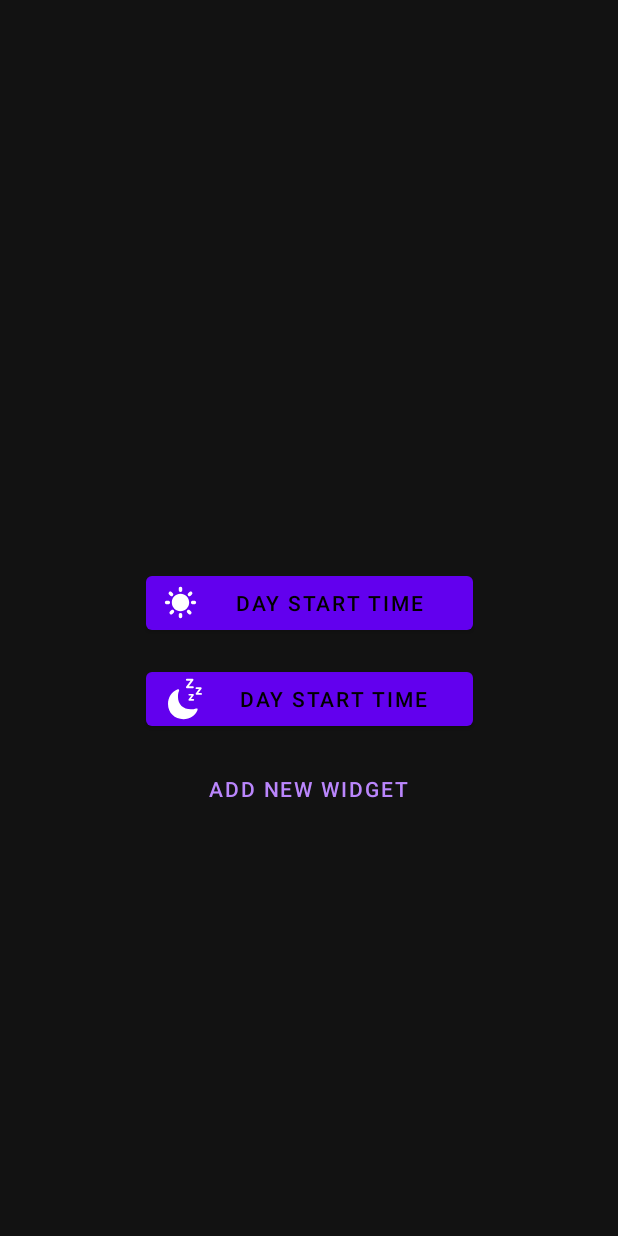
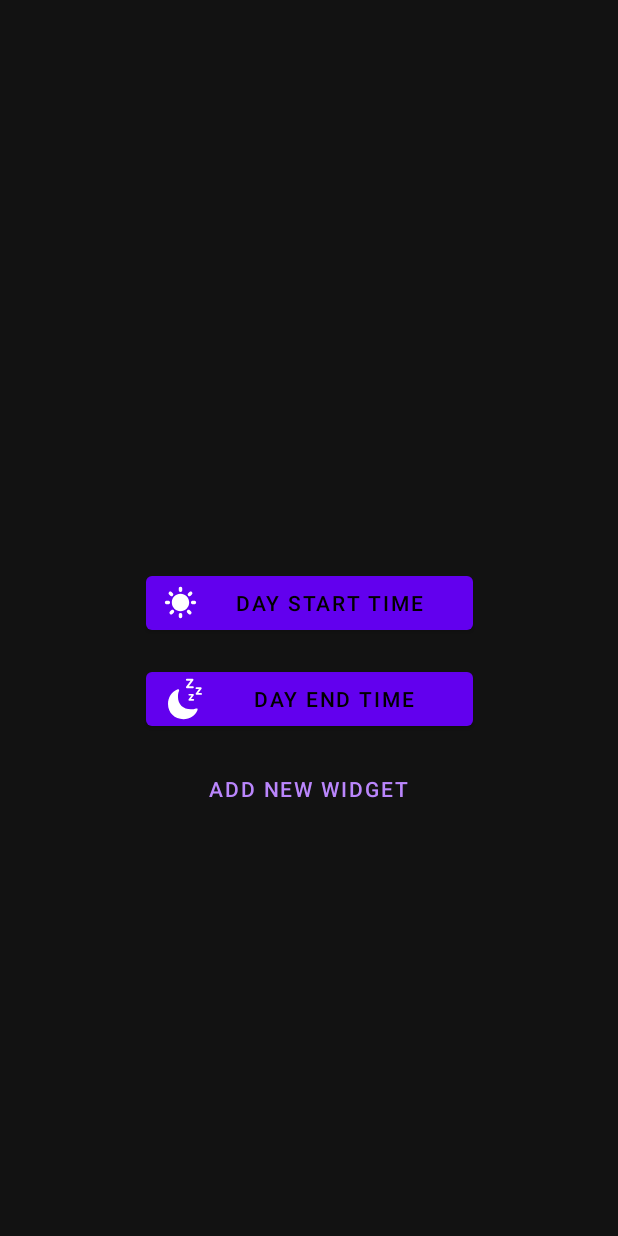
Before and after one commit to jasmeet0817/ttl-android, an Android app built with Jetpack Compose: the screen it shows after launch (MainActivity), on a phone screen of 412 x 824 dp. Run offline under Robolectric (Android 15) with nearby library versions, the phone set to English and light mode, and no system bars; our stand-ins replace Dagger/Hilt's generated code, Room's generated code; 4 statements that could not run were skipped.

Commit message:
Show tasks on the widget

```diff
--- a/app/src/main/AndroidManifest.xml
+++ b/app/src/main/AndroidManifest.xml
@@ -23,6 +23,8 @@
             </intent-filter>
         </activity>
 
+        <service android:name=".widget.TaskListRemoteViewService" android:permission="android.permission.BIND_REMOTEVIEWS" />
+
         <receiver android:name=".widget.TTLWidgetProvider"
             android:exported="true">
             <intent-filter>
--- a/app/src/main/java/com/jasmeet/ttlsleep/database/Tasks.kt
+++ b/app/src/main/java/com/jasmeet/ttlsleep/database/Tasks.kt
@@ -17,8 +17,13 @@ class Tasks {
             tasks.subList(size - maxTasks, size)
         }
     }
+
     fun getTask(index: Int): String {
         return tasks[index]
+    }
+
+    fun size(): Int {
+        return tasks.size
     }
 
     override fun toString(): String {
--- a/app/src/main/java/com/jasmeet/ttlsleep/widget/WidgetManager.kt
+++ b/app/src/main/java/com/jasmeet/ttlsleep/widget/WidgetManager.kt
@@ -12,7 +12,7 @@ class WidgetManager {
             val appWidgetManager = AppWidgetManager.getInstance(context)
             val thisWidget = ComponentName(context, TTLWidgetProvider::class.java)
             val appWidgetIds = appWidgetManager.getAppWidgetIds(thisWidget)
-            appWidgetManager.notifyAppWidgetViewDataChanged(appWidgetIds, R.id.ttl_widget_id)
+            appWidgetManager.notifyAppWidgetViewDataChanged(appWidgetIds, R.id.ttl_widget)
             TTLWidgetProvider().onUpdate(context, appWidgetManager, appWidgetIds)
         }
     }
--- a/app/src/main/res/layout/activity_main.xml
+++ b/app/src/main/res/layout/activity_main.xml
@@ -2,12 +2,12 @@
 <ScrollView xmlns:android="http://schemas.android.com/apk/res/android"
     android:layout_width="match_parent"
     android:layout_height="match_parent">
+
     <androidx.constraintlayout.widget.ConstraintLayout xmlns:android="http://schemas.android.com/apk/res/android"
         xmlns:app="http://schemas.android.com/apk/res-auto"
         android:layout_width="match_parent"
         android:layout_height="match_parent"
-    android:layout_gravity="center"
-    >
+        android:layout_gravity="center">
 
         <LinearLayout
             android:id="@+id/tasksContainer"
@@ -22,55 +22,55 @@
                 layout="@layout/task_input_layout"
                 android:layout_width="match_parent"
                 android:layout_height="wrap_content"
-            app:layout_constraintTop_toTopOf="parent"
                 android:layout_marginStart="32dp"
                 android:layout_marginTop="8dp"
                 android:layout_marginEnd="32dp"
-            android:visibility="gone" />
+                android:visibility="gone"
+                app:layout_constraintTop_toTopOf="parent" />
 
             <include
                 android:id="@+id/taskBox2"
                 layout="@layout/task_input_layout"
                 android:layout_width="match_parent"
                 android:layout_height="wrap_content"
-            app:layout_constraintTop_toTopOf="@id/taskBox1"
                 android:layout_marginStart="32dp"
                 android:layout_marginTop="8dp"
                 android:layout_marginEnd="32dp"
-            android:visibility="gone" />
+                android:visibility="gone"
+                app:layout_constraintTop_toTopOf="@id/taskBox1" />
 
             <include
                 android:id="@+id/taskBox3"
                 layout="@layout/task_input_layout"
                 android:layout_width="match_parent"
                 android:layout_height="wrap_content"
-            app:layout_constraintTop_toTopOf="@id/taskBox2"
                 android:layout_marginStart="32dp"
                 android:layout_marginTop="8dp"
                 android:layout_marginEnd="32dp"
-            android:visibility="gone" />
+                android:visibility="gone"
+                app:layout_constraintTop_toTopOf="@id/taskBox2" />
 
             <include
                 android:id="@+id/taskBox4"
                 layout="@layout/task_input_layout"
                 android:layout_width="match_parent"
                 android:layout_height="wrap_content"
-            app:layout_constraintTop_toTopOf="@id/taskBox3"
                 android:layout_marginStart="32dp"
                 android:layout_marginTop="8dp"
                 android:layout_marginEnd="32dp"
-            android:visibility="gone" />
+                android:visibility="gone"
+                app:layout_constraintTop_toTopOf="@id/taskBox3" />
 
             <include
                 android:id="@+id/taskBox5"
                 layout="@layout/task_input_layout"
                 android:layout_width="match_parent"
                 android:layout_height="wrap_content"
-            app:layout_constraintTop_toTopOf="@id/taskBox4"
                 android:layout_marginStart="32dp"
                 android:layout_marginTop="8dp"
                 android:layout_marginEnd="32dp"
-            android:visibility="gone" />
+                android:visibility="gone"
+                app:layout_constraintTop_toTopOf="@id/taskBox4" />
         </LinearLayout>
 
 
@@ -97,7 +97,7 @@
             android:layout_marginStart="32dp"
             android:layout_marginTop="16dp"
             android:layout_marginEnd="32dp"
-            android:text="@string/day_start_time"
+            android:text="@string/day_end_time"
             app:icon="@drawable/moon"
             app:layout_constraintEnd_toEndOf="parent"
             app:layout_constraintHorizontal_bias="0.503"
```
Also changed, not shown: app/src/main/java/com/jasmeet/ttlsleep/MainActivity.kt (+0 -8 lines), app/src/main/java/com/jasmeet/ttlsleep/widget/TTLWidgetProvider.kt (+43 -59 lines), app/src/main/java/com/jasmeet/ttlsleep/widget/TaskListRemoteViewService.kt (added, +87 -0 lines), app/src/main/res/layout/ttl_widget.xml (+14 -11 lines), app/src/main/res/layout/widget_task_list.xml (added, +14 -0 lines). Lines whose indentation alone changed are shown as unchanged.
